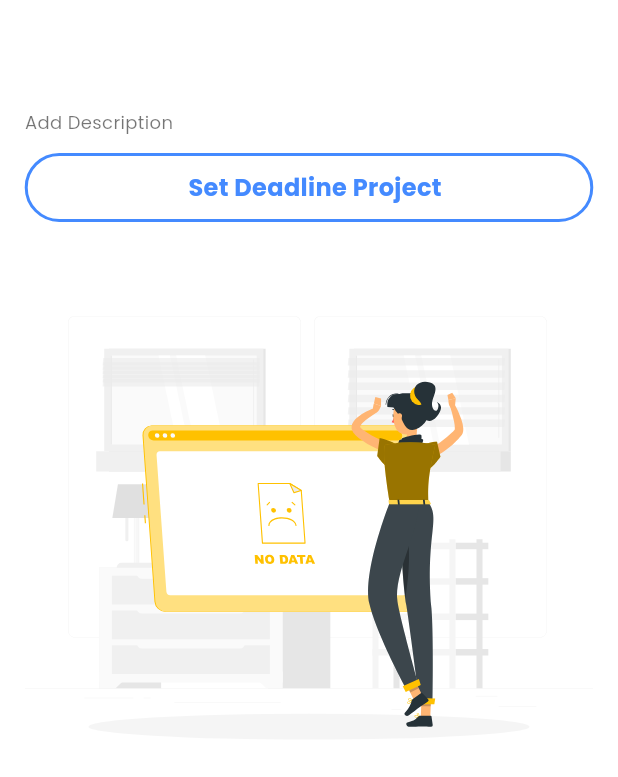
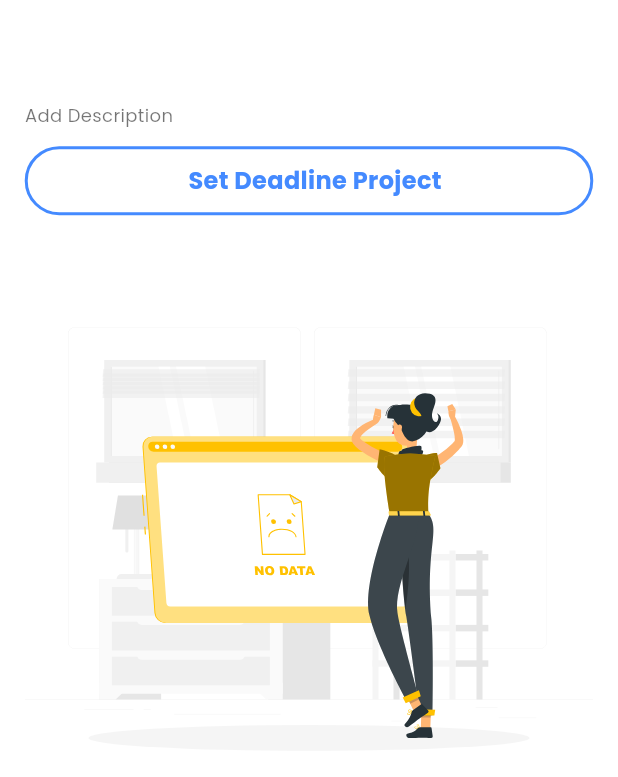
Before and after one commit to Mashi-91/taska, a Flutter app: what buildProjectDetailSection() shows on an empty page, opened directly with empty values, on a phone screen of 412 x 824 dp. Shown: the top 777 px of the screen. Run offline on Flutter 3.47's test engine with Material 3 defaults, Android fonts, the phone set to English and light mode, and no system bars; our stand-ins replace buttons_tabbar, cached_network_image, calendar_date_picker2, carousel_slider, cloud_firestore, connectivity_plus and 18 more; missing offline and left inert: fl_country_code_picker, multiple_stream_builder; accounts and stored records are empty.

Commit message:
Fix Bugs....

```diff
--- a/lib/screen/navigation_tabs/coverScreen/cover_screen.dart
+++ b/lib/screen/navigation_tabs/coverScreen/cover_screen.dart
@@ -59,7 +59,6 @@ class CoverScreen extends StatelessWidget {
                       subTitle: 'subTitle',
                       onTapOption: () => Get.toNamed(AppRoutes.projectDetail,
                           arguments: data[i].data()),
-                      leftTask: '1',
                       totalTask: '1',
                       deadLine: '',
                     ),
--- a/lib/screen/navigation_tabs/navigation_controller.dart
+++ b/lib/screen/navigation_tabs/navigation_controller.dart
@@ -1,5 +1,3 @@
-import 'dart:developer';
-
 import 'package:flutter/material.dart';
 import 'package:get/get.dart';
 import 'package:taska/constant/utils.dart';
@@ -20,7 +18,6 @@ class HomeNavigationController extends StatelessWidget {
         body: controller.pages[controller.currentIndex.value],
         floatingActionButton: Utils.buildCustomFloatingButton(
           onTap: () {
-            // log(controller.notificationToken.toString());
             customBottomSheet(controller, context,
                 title: 'New Project',
                 content: Column(
--- a/lib/screen/navigation_tabs/project/createProjectScreen/createProject_Screen.dart
+++ b/lib/screen/navigation_tabs/project/createProjectScreen/createProject_Screen.dart
@@ -190,9 +190,8 @@ class CreateProjectScreen extends StatelessWidget {
                     taskSnapshot.data!.docs.map((doc) {
                   return TaskModel.fromDocumentSnapshot(doc);
                 }).toList();
-
                 // Sort the taskList based on the isDone property
-                taskList.sort((a, b) => b.isDone ? 1 : 0);
+                taskList.sort((a, b) => a.isDone ? 1 : 0);
                 // Store Task Data On Controller Local
                 controller.taskList = taskList;
                 // Display task list or empty image
@@ -201,7 +200,7 @@ class CreateProjectScreen extends StatelessWidget {
                     child: ListView.builder(
                       padding: const EdgeInsets.only(top: 20),
                       itemCount: taskList.length,
-                      reverse: true,
+                      physics: const BouncingScrollPhysics(),
                       itemBuilder: (context, i) {
                         final tasks = taskList[i];
                         return GetBuilder<CreateProjectController>(
--- a/lib/screen/navigation_tabs/project/projectDetailScreen/projectDetailWidget.dart
+++ b/lib/screen/navigation_tabs/project/projectDetailScreen/projectDetailWidget.dart
@@ -19,9 +19,10 @@ class ProjectDetailLogic {
     final homeController = Get.find<HomeController>();
     final controller = Get.find<ProjectDetailController>();
 
-    return Flexible(
-      child: Hero(
+    return Hero(
       tag: homeController.isCover.value ? '' : data.title,
+      child: SizedBox(
+        height: Get.height * 0.24,
         child: Material(
           child: FutureBuilder(
             future: data.cover != ''
@@ -36,10 +37,8 @@ class ProjectDetailLogic {
                   ),
                 );
               }
-
               if (snapshot.hasData && snapshot.data != null) {
                 final cover = data.cover;
-
                 return Container(
                   decoration: BoxDecoration(
                     image: DecorationImage(
@@ -57,7 +56,6 @@ class ProjectDetailLogic {
                   ),
                 );
               }
-
               return Container(
                 decoration: BoxDecoration(
                   image: DecorationImage(
@@ -118,7 +116,7 @@ class ProjectDetailLogic {
                             letterSpacing: 0.8,
                           ),
                         ),
-                        SizedBox(height: Get.height * 0.02),
+                        const SizedBox(height: 12),
                         const Text(
                           'Add Description',
                           style: TextStyle(
@@ -169,8 +167,9 @@ class ProjectDetailLogic {
                                 },
                               )
                             : buildProgressSection(
-                                totalTask:
-                                    controller.projectDetailScreenTask.length.toString(),
+                                totalTask: controller
+                                    .projectDetailScreenTask.length
+                                    .toString(),
                                 deadLine: projectFromStream.projectDeadLine
                                     .toString(),
                                 taskList: controller.projectDetailScreenTask,
@@ -181,6 +180,7 @@ class ProjectDetailLogic {
                   return const Text('No Data Available');
                 },
               ),
+              const SizedBox(height: 12),
               StreamBuilder(
                 stream: controller.getAllTaskAsStream(project.id),
                 builder: (context, snapshot) {
@@ -195,11 +195,15 @@ class ProjectDetailLogic {
                   final List<TaskModel> tasks = snapshot.data!.docs
                       .map((e) => TaskModel.fromDocumentSnapshot(e))
                       .toList();
+                  // Sort the taskList based on the isDone property
+                  tasks.sort((a, b) => a.isDone ? 1 : 0);
                   controller.projectDetailScreenTask = tasks;
                   if (tasks.isNotEmpty) {
-                    return ListView.builder(
-                      shrinkWrap: true,
+                    return SizedBox(
+                      height: Get.height * 0.57,
+                      child: ListView.builder(
                         padding: EdgeInsets.zero,
+                        physics: const BouncingScrollPhysics(),
                         itemCount: tasks.length,
                         itemBuilder: (context, i) {
                           final taskList = tasks[i];
@@ -213,6 +217,7 @@ class ProjectDetailLogic {
                             onTap: () {},
                           );
                         },
+                      ),
                     );
                   } else {
                     return Center(
--- a/lib/screen/navigation_tabs/project/projectDetailScreen/project_Detail.dart
+++ b/lib/screen/navigation_tabs/project/projectDetailScreen/project_Detail.dart
@@ -111,7 +111,9 @@ class ProjectDetail extends StatelessWidget {
       ),
       extendBodyBehindAppBar: true,
       body: GetBuilder<ProjectDetailController>(
-        builder: (_) => Column(
+        builder: (_) => SingleChildScrollView(
+          child: Column(
+            mainAxisSize: MainAxisSize.min,
             children: [
               ProjectDetailLogic.buildHeroSection(data),
               ProjectDetailLogic.buildProjectDetailSection(
@@ -119,6 +121,7 @@ class ProjectDetail extends StatelessWidget {
                 context: context,
               ),
             ],
+          ),
         ),
       ),
       floatingActionButton: Utils.buildCustomFloatingButton(
--- a/lib/screen/navigation_tabs/project/widget.dart
+++ b/lib/screen/navigation_tabs/project/widget.dart
@@ -123,7 +123,6 @@ Widget projectCardWithImg({
   required String subTitle,
   required Function onTapOption,
   required String totalTask,
-  required String leftTask,
   required String deadLine,
   List<TaskModel>? taskModel,
   EdgeInsets? margin,
@@ -335,7 +334,7 @@ Widget taskTile({required TaskModel taskModel}) {
 Widget taskTitleTile({required TaskModel task, required Function onTap}) {
   final time = Utils.formatTaskTime(task.time);
   return Container(
-    margin: const EdgeInsets.symmetric(vertical: 12, horizontal: 10),
+    margin: const EdgeInsets.symmetric(vertical: 8, horizontal: 8),
     padding: const EdgeInsets.symmetric(horizontal: 20, vertical: 10),
     width: Get.width,
     height: 80,
--- a/lib/screen/navigation_tabs/projectScreen/project_screen.dart
+++ b/lib/screen/navigation_tabs/projectScreen/project_screen.dart
@@ -159,7 +159,6 @@ class ProjectScreen extends StatelessWidget {
                                 onTapOption: () => Get.toNamed(
                                     AppRoutes.projectDetail,
                                     arguments: data[i].data()),
-                                leftTask: '1',
                                 totalTask: '1',
                                 deadLine: '',
                               ),
```
Also changed, not shown: lib/screen/navigation_tabs/home/homeController.dart (+8 -0 lines), lib/screen/navigation_tabs/home/home_screen.dart (+3 -6 lines), lib/screen/navigation_tabs/home/see_all_screen.dart (+11 -9 lines). Lines whose indentation alone changed are shown as unchanged.
